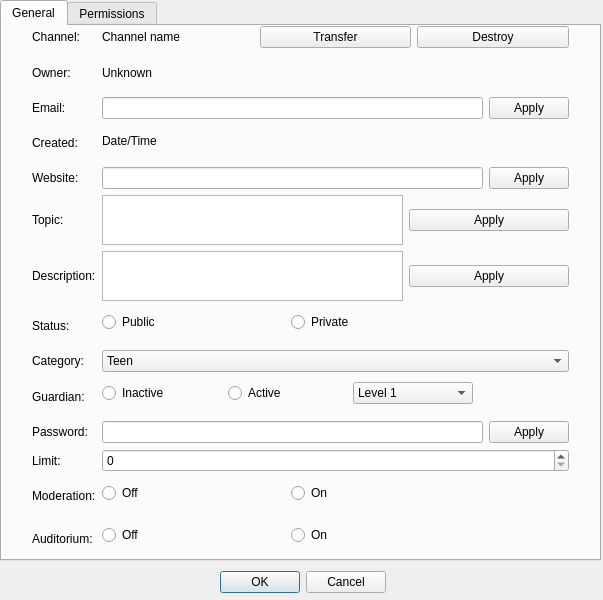
This is ui/channel_settings.ui in gitter-badger/simplechatclient as Qt 5 draws it before an edit. The edited form follows.
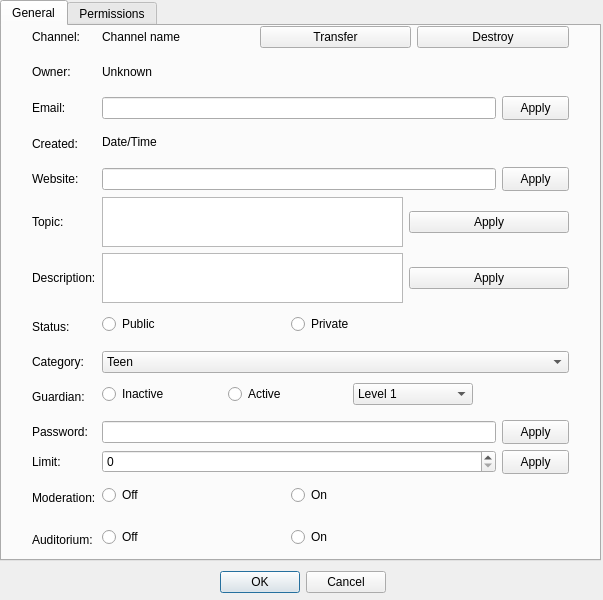
This is the edited form. The open tabs and pages were chosen to show the change. Icons and pictures are not drawn.

Commit message: fix limit widget

What changed in the file:
```diff
--- a/ui/channel_settings.ui
+++ b/ui/channel_settings.ui
@@ -186,6 +186,18 @@
         </item>
         <item>
          <widget class="QPushButton" name="pushButton_set_password">
+          <property name="minimumSize">
+           <size>
+            <width>67</width>
+            <height>24</height>
+           </size>
+          </property>
+          <property name="maximumSize">
+           <size>
+            <width>67</width>
+            <height>24</height>
+           </size>
+          </property>
           <property name="text">
            <string>Apply</string>
           </property>
@@ -193,9 +205,6 @@
         </item>
        </layout>
       </item>
-      <item row="11" column="1">
-       <widget class="QSpinBox" name="spinBox_limit"/>
-      </item>
       <item row="4" column="1">
        <layout class="QHBoxLayout" name="horizontalLayout_7">
         <item>
@@ -203,6 +212,18 @@
         </item>
         <item>
          <widget class="QPushButton" name="pushButton_set_website">
+          <property name="minimumSize">
+           <size>
+            <width>67</width>
+            <height>24</height>
+           </size>
+          </property>
+          <property name="maximumSize">
+           <size>
+            <width>67</width>
+            <height>24</height>
+           </size>
+          </property>
           <property name="text">
            <string>Apply</string>
           </property>
@@ -522,6 +543,18 @@
         </item>
         <item>
          <widget class="QPushButton" name="pushButton_set_email">
+          <property name="minimumSize">
+           <size>
+            <width>67</width>
+            <height>24</height>
+           </size>
+          </property>
+          <property name="maximumSize">
+           <size>
+            <width>67</width>
+            <height>24</height>
+           </size>
+          </property>
           <property name="text">
            <string>Apply</string>
           </property>
@@ -561,6 +594,32 @@
         </item>
        </layout>
       </item>
+      <item row="11" column="1">
+       <layout class="QHBoxLayout" name="horizontalLayout_17">
+        <item>
+         <widget class="QSpinBox" name="spinBox_limit"/>
+        </item>
+        <item>
+         <widget class="QPushButton" name="pushButton_set_limit">
+          <property name="minimumSize">
+           <size>
+            <width>67</width>
+            <height>24</height>
+           </size>
+          </property>
+          <property name="maximumSize">
+           <size>
+            <width>67</width>
+            <height>24</height>
+           </size>
+          </property>
+          <property name="text">
+           <string>Apply</string>
+          </property>
+         </widget>
+        </item>
+       </layout>
+      </item>
      </layout>
     </widget>
    </widget>
```
Left out of the diff: 12 changed lines with no effect on the pictures. The commit also changes 3 other files.
